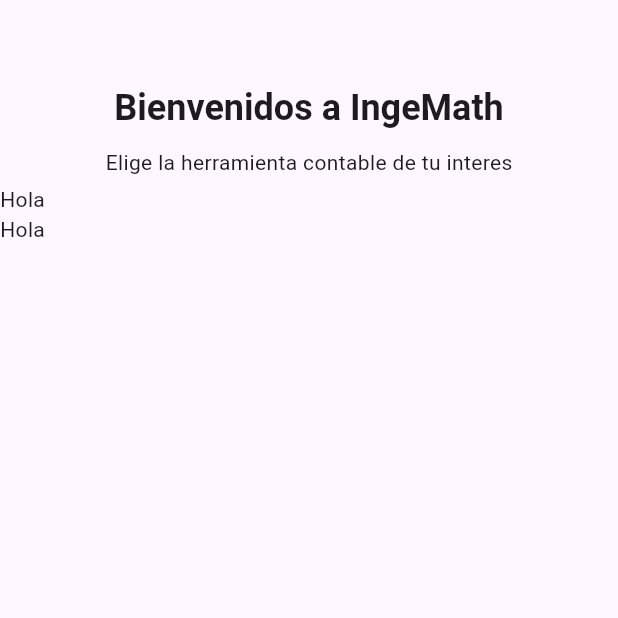
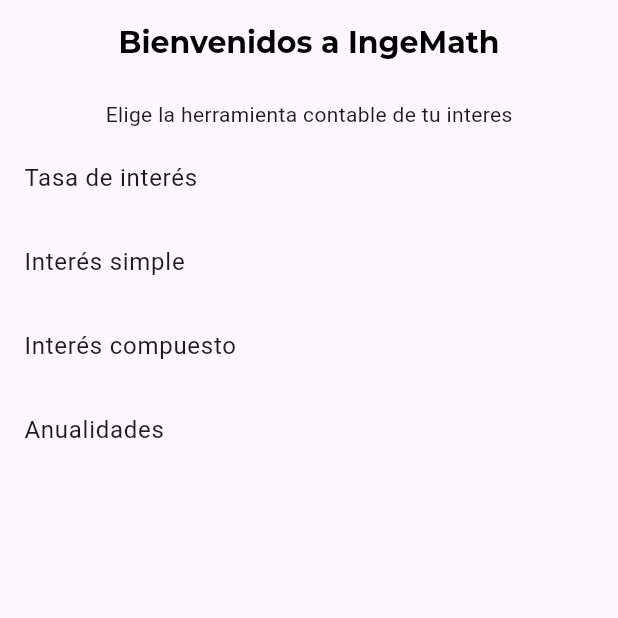
Before and after one commit to LuisPg10/ingemath, a Flutter app: the OperationsScreen screen opened by its route, on a phone screen of 412 x 824 dp, the top half of it. Run offline on Flutter 3.47's test engine with Material 3 defaults, Android fonts, the phone set to English and light mode, and no system bars; our stand-ins replace flutter_riverpod, go_router, google_fonts; project files that could hold a hidden picture were left out.

Commit message:
Options simplificated and Operations Screen implemented

```diff
--- /dev/null
+++ b/lib/config/menu/operation_options.dart
@@ -0,0 +1,29 @@
+
+class Option {
+  final String name;
+  final String icon;
+
+  const Option({
+    required this.name,
+    required this.icon,
+  });
+}
+
+const appMenuOptions = <Option>[
+  Option(
+    name: "Tasa de interés",
+    icon: "assets/images/tasa-interes.png",
+  ),
+  Option(
+    name: "Interés simple",
+    icon: "assets/images/interes-simple.png",
+  ),
+  Option(
+    name: "Interés compuesto",
+    icon: "assets/images/interes-compuesto.png",
+  ),
+  Option(
+    name: "Anualidades",
+    icon: "assets/images/anualidades.png",
+  ),
+];
--- a/lib/config/routes/app_router.dart
+++ b/lib/config/routes/app_router.dart
@@ -14,5 +14,10 @@ final appRouter = GoRouter(
       path: "/operations",
       builder: (context, state) => const OperationsScreen(),
     ),
+
+    GoRoute(
+      path: "/aux",
+      builder: (context, state) => const AuxScreen(),
+    )
   ],
 );
--- a/lib/main.dart
+++ b/lib/main.dart
@@ -1,9 +1,10 @@
 import 'package:flutter/material.dart';
+import 'package:flutter_riverpod/flutter_riverpod.dart';
 import 'package:ingemath/config/routes/app_router.dart';
 import 'package:ingemath/config/theme/app_theme.dart';
 
 void main() {
-  runApp(const MainApp());
+  runApp(const ProviderScope(child: MainApp()));
 }
 
 class MainApp extends StatelessWidget {
--- a/lib/presentation/screens/operations_screen.dart
+++ b/lib/presentation/screens/operations_screen.dart
@@ -1,4 +1,6 @@
 import 'package:flutter/material.dart';
+import 'package:go_router/go_router.dart';
+import 'package:ingemath/config/menu/operation_options.dart';
 
 class OperationsScreen extends StatelessWidget {
   const OperationsScreen({super.key});
@@ -6,16 +8,12 @@ class OperationsScreen extends StatelessWidget {
   @override
   Widget build(BuildContext context) {
 
-    final textStyles = Theme.of(context).textTheme;
-
     return Scaffold(
-      appBar: AppBar(),
+      appBar: AppBar(
+        title: const Text("Bienvenidos a IngeMath"),
+      ),
       body: Column(
         children: [
-          Text(
-            "Bienvenidos a IngeMath",
-            style: textStyles.headlineSmall?.copyWith(fontWeight: FontWeight.bold),
-          ),
 
           const SizedBox(height: 10),
           const Text("Elige la herramienta contable de tu interes"),
@@ -24,9 +22,14 @@ class OperationsScreen extends StatelessWidget {
 
           Expanded(
             child: ListView.builder(
-              itemCount: 2,
+              itemCount: appMenuOptions.length,
               itemBuilder: (context, index) {
-                return const Text("Hola");
+                return GestureDetector(
+                  onTap: () => context.push("/aux"),
+                  child: ListTile(
+                    title: Text(appMenuOptions[index].name),
+                  ),
+                );
               },
             )
           )
--- a/lib/presentation/screens/screens.dart
+++ b/lib/presentation/screens/screens.dart
@@ -1,2 +1,3 @@
 export 'home_screen.dart';
 export 'operations_screen.dart';
+export 'aux_screen.dart';
--- a/pubspec.yaml
+++ b/pubspec.yaml
@@ -9,6 +9,8 @@ environment:
 dependencies:
   flutter:
     sdk: flutter
+  flutter_riverpod: ^2.4.10
+  flutter_staggered_grid_view: ^0.7.0
   go_router: ^13.2.0
   google_fonts: ^6.1.0
 
```
Also changed, not shown: lib/presentation/screens/aux_screen.dart (added, +13 -0 lines), lib/shared/data/local_operations.dart (deleted, +0 -21 lines), pubspec.lock.
